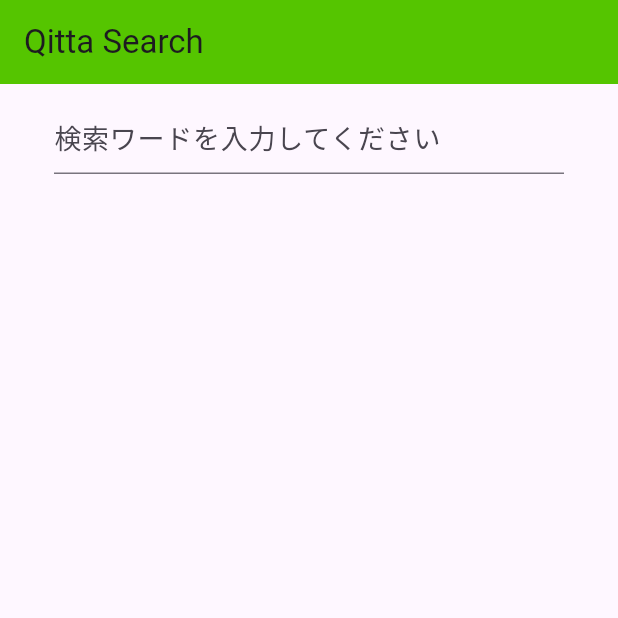
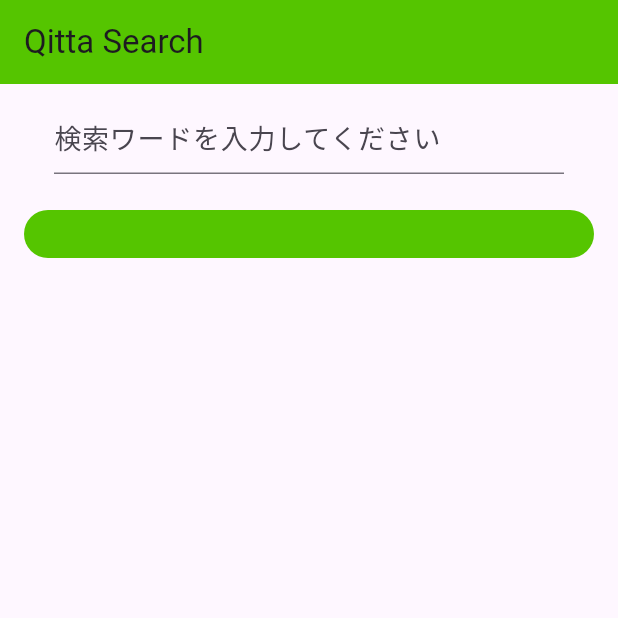
Before and after one commit to mistralll/flutter_playground, a Flutter app: the screen it shows after launch, on a phone screen of 412 x 824 dp, the top half of it. Run offline on Flutter 3.47's test engine with Material 3 defaults, Android fonts, the phone set to English and light mode, and no system bars; our stand-ins replace flutter_dotenv.

Commit message:
feat: ArticleContainer

```diff
--- a/lib/screens/search_screen.dart
+++ b/lib/screens/search_screen.dart
@@ -1,6 +1,7 @@
 import 'dart:convert';
 import 'package:flutter/material.dart';
 import 'package:flutter_dotenv/flutter_dotenv.dart';
+import 'package:flutter_playground/widgets/article_container.dart';
 import 'package:http/http.dart' as http;
 
 import 'package:flutter_playground/models/article.dart';
@@ -61,6 +62,7 @@ class _SearchScreenState extends State<SearchScreen> {
               },
             ),
           ),
+          const ArticleContainer(),
         ],
       ),
     );
--- /dev/null
+++ b/lib/widgets/article_container.dart
@@ -0,0 +1,27 @@
+import 'package:flutter/material.dart';
+
+class ArticleContainer extends StatelessWidget {
+  const ArticleContainer({super.key});
+
+  @override
+  Widget build(BuildContext context) {
+    return Padding(
+      padding: const EdgeInsets.symmetric(
+        vertical: 12,
+        horizontal: 16,
+      ),
+      child: Container(
+        padding: const EdgeInsets.symmetric(
+          horizontal: 20,
+          vertical: 16,
+        ),
+        decoration: const BoxDecoration(
+          color: Color(0xFF55C500),
+          borderRadius: BorderRadius.all(
+            Radius.circular(32),
+          )
+        ),
+      ),
+    );
+  }
+}
```
